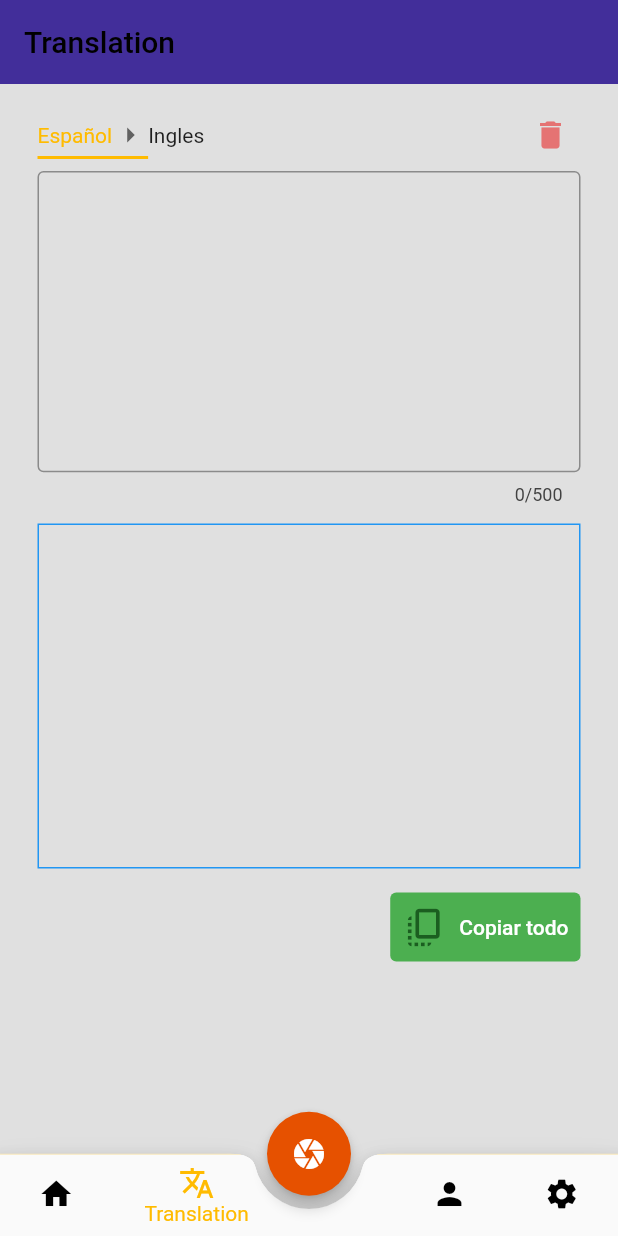
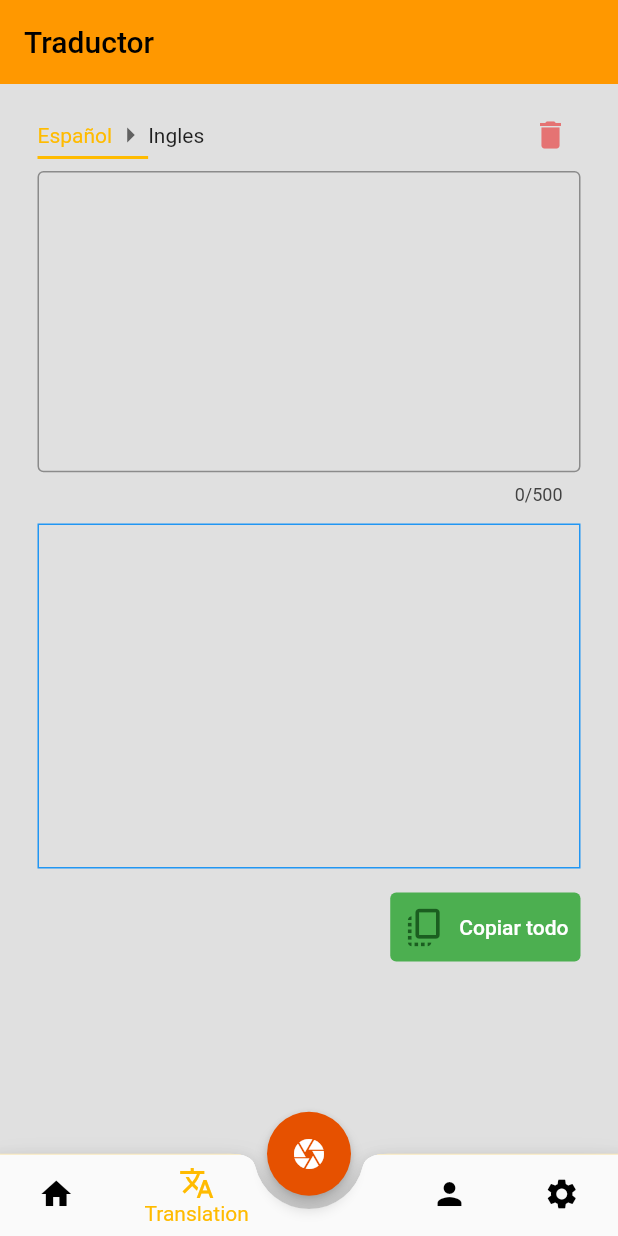
Before and after one commit to Lio10jr/glishNote, a Flutter app: the screen it shows once a user with an empty profile is signed in, item 2 of the bottom bar chosen, on a phone screen of 412 x 824 dp. Run offline on Flutter 3.47's test engine with Material 2 defaults, Android fonts, the phone set to English and light mode, and no system bars; our stand-ins replace email_validator, firebase_auth, firebase_core, firebase_database, firebase_storage, flutter_speed_dial and 4 more; missing offline and left inert: flutter_facebook_auth, google_ml_kit, list_tile_switch, translator; accounts and stored records are empty.

Commit message:
Cambio de nombre a Traduccion

```diff
--- a/lib/pages/pag_translation.dart
+++ b/lib/pages/pag_translation.dart
@@ -28,8 +28,7 @@ class _StatepagTranslation extends State<PageTranslation> {
       child: Scaffold(
         resizeToAvoidBottomInset: false,
         appBar: AppBar(
-          backgroundColor: Colors.deepPurple[900]?.withOpacity(0.9),
-          title: const Text("Translation"),
+          title: const Text("Traductor"),
         ),
         body: Container(
           margin: const EdgeInsets.only(right: 15, left: 15),
```
